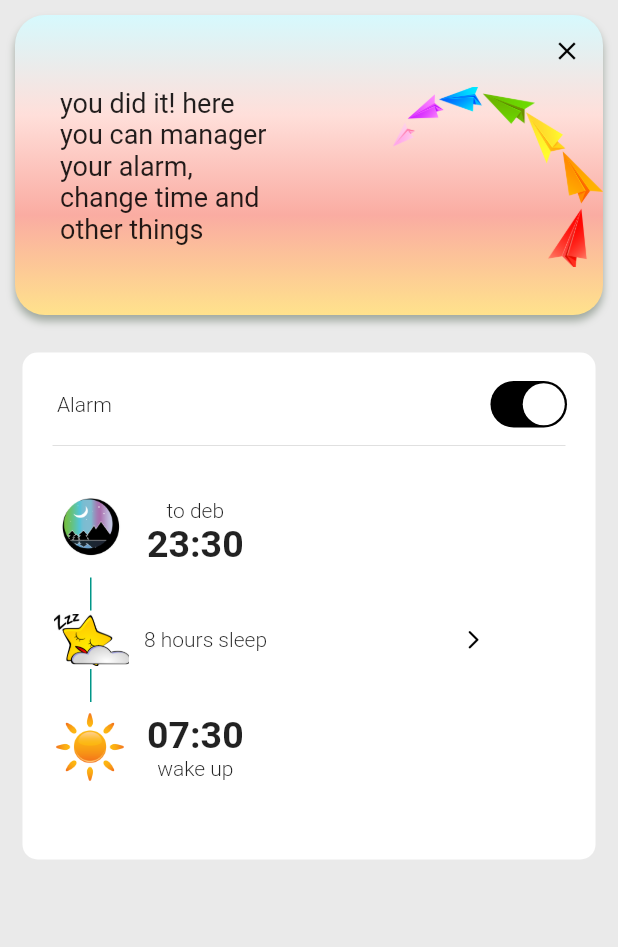
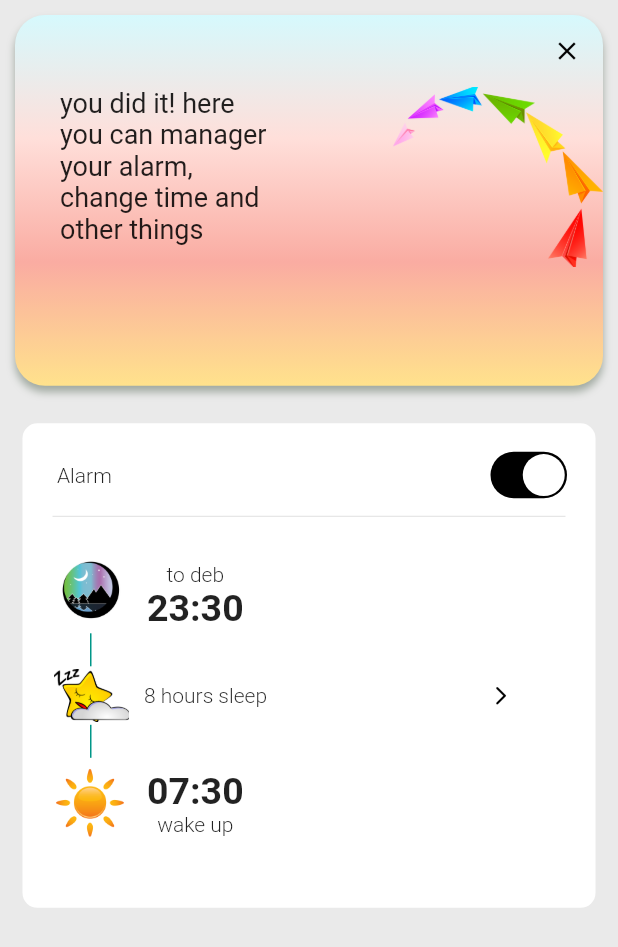
Before and after one commit to Angel1404/Design_basic_flutter, a Flutter app: the CardGradientePage screen opened by its route, on a phone screen of 412 x 824 dp. Shown: the top 947 px of the screen. Run offline on Flutter 3.47's test engine with Material 2 defaults, Android fonts, the phone set to English and light mode, and no system bars.

Commit message:
Adaptacion a pantalla horinzontal 100x100 al gusto

```diff
--- a/lib/src/pages/card_gradiente_page.dart
+++ b/lib/src/pages/card_gradiente_page.dart
@@ -1,15 +1,9 @@
 import 'package:flutter/cupertino.dart';
 import 'package:flutter/material.dart';
 
-class CardGradientePage extends StatefulWidget {
+class CardGradientePage extends StatelessWidget {
   static final routerName = 'cardGradientePage';
 
-  @override
-  _CardGradientePageState createState() => _CardGradientePageState();
-}
-
-class _CardGradientePageState extends State<CardGradientePage> {
-  bool _valor = true;
   @override
   Widget build(BuildContext context) {
     return Scaffold(
@@ -18,18 +12,53 @@ class _CardGradientePageState extends State<CardGradientePage> {
           top: true,
           child: SingleChildScrollView(
             child: Column(
-            children: [_cardLinerarGradiente(), _cardBody()],
+              children: [_CardGradiente(), _CardBody()],
             ),
-        )
+          )),
+    );
+  }
+}
+
+class _CardBody extends StatelessWidget {
+  @override
+  Widget build(BuildContext context) {
+    return Container(
+      margin: EdgeInsets.all(15.0),
+      padding: EdgeInsets.all(15.0),
+      decoration: BoxDecoration(
+          color: Colors.white, borderRadius: BorderRadius.circular(10)),
+      child: Column(
+        children: [
+          _HeaderSwitch(),
+          Divider(
+            indent: 5,
+            endIndent: 5,
+          ),
+          _Body()
+        ],
       ),
     );
   }
+}
 
-  Container _cardLinerarGradiente() {
+class _CardGradiente extends StatelessWidget {
+  @override
+  Widget build(BuildContext context) {
+    final size = MediaQuery.of(context).size;
+    return LayoutBuilder(builder: (context, boxContrins) {
+      if (boxContrins.maxWidth < 600) {
+        return _container(size, h: 0.30, w: double.infinity);
+      } else {
+        return _container(size, h: 0.60, w: size.width * 0.60);
+      }
+    });
+  }
+
+  Container _container(Size size, {double h, double w}) {
     return Container(
-      height: 200,
-      width: double.infinity,
-      margin: EdgeInsets.all(10.0),
+      height: size.height * h,
+      width: w,
+      margin: const EdgeInsets.all(10.0),
       decoration: BoxDecoration(
           borderRadius: BorderRadius.circular(20),
           boxShadow: [
@@ -73,7 +102,7 @@ class _CardGradientePageState extends State<CardGradientePage> {
               Container(
                 height: 120,
                 width: 140,
-                margin: EdgeInsets.only(left: 20),
+                margin: const EdgeInsets.only(left: 20),
                 decoration: BoxDecoration(
                     //color: Colors.amber,
                     image: DecorationImage(
@@ -89,45 +118,32 @@ class _CardGradientePageState extends State<CardGradientePage> {
       ),
     );
   }
-
-  Container _cardBody() {
-    return Container(
-      margin: EdgeInsets.all(15.0),
-      padding: EdgeInsets.all(15.0),
-      decoration: BoxDecoration(
-          color: Colors.white, borderRadius: BorderRadius.circular(10)),
-      child: Column(
-        children: [
-          _headerSwitch(),
-          Divider(
-            indent: 5,
-            endIndent: 5,
-          ),
-          _body()
-        ],
-      ),
-    );
 }
 
-  Column _body() {
+class _Body extends StatelessWidget {
+  @override
+  Widget build(BuildContext context) {
     return Column(
         mainAxisAlignment: MainAxisAlignment.start,
         crossAxisAlignment: CrossAxisAlignment.start,
         children: [
-          _toDeb(),
-          _linea(),
-          _horusSleep(),
-          _linea(),
-          _wakeUp(),
+          _ToDeb(),
+          _Linea(),
+          _HorusSleep(),
+          _Linea(),
+          _WakeUp(),
         ]);
   }
+}
 
-  Padding _wakeUp() {
+class _WakeUp extends StatelessWidget {
+  @override
+  Widget build(BuildContext context) {
     return Padding(
-          padding: const EdgeInsets.only(bottom: 30.0),
+      padding: const EdgeInsets.only(top: 5, bottom: 30.0),
       child: Row(
         children: [
-              _imagen('assets/sol.png'),
+          _Imagen(imagen: 'assets/sol.png', h: 50.0, w: 60.0),
           Padding(
             padding: const EdgeInsets.only(left: 8.0),
             child: Column(
@@ -153,36 +169,57 @@ class _CardGradientePageState extends State<CardGradientePage> {
       ),
     );
   }
+}
 
-  Padding _horusSleep() {
+class _HorusSleep extends StatelessWidget {
+  @override
+  Widget build(BuildContext context) {
+    final size = MediaQuery.of(context).size;
+    return LayoutBuilder(builder: (context, boxContrains) {
+      if (boxContrains.maxWidth < 600) {
+        return _padding(size, w: 0.36);
+      } else {
+        return _padding(size, w: 0.65);
+      }
+    });
+  }
+
+  Padding _padding(Size size, {double w}) {
     return Padding(
       padding: const EdgeInsets.only(left: 6.0, top: 2.0, bottom: 2.0),
       child: Row(
         children: [
-              _imagen('assets/sueño.png', h: 35.0, w: 50.0),
-              SizedBox(width: 10,),
+          _Imagen(imagen: 'assets/sueño.png', h: 35.0, w: 50.0),
+          SizedBox(
+            width: 10,
+          ),
           Text('8 hours sleep',
               style: TextStyle(
                 fontWeight: FontWeight.w300,
                 fontSize: 14,
               )),
-                  SizedBox(width: 130,),
+          SizedBox(
+            width: size.width * w,
+          ),
           Icon(
             Icons.arrow_forward_ios_rounded,
             color: Colors.black,
             size: 15,
-              )
+          ),
         ],
       ),
     );
   }
+}
 
-  Padding _toDeb() {
+class _ToDeb extends StatelessWidget {
+  @override
+  Widget build(BuildContext context) {
     return Padding(
       padding: const EdgeInsets.only(top: 20.0),
       child: Row(
         children: [
-              _imagen('assets/luna_media.png'),
+          _Imagen(imagen: 'assets/luna_media.png', h: 50.0, w: 60.0),
           Padding(
             padding: const EdgeInsets.only(left: 8.0),
             child: Column(
@@ -208,17 +245,29 @@ class _CardGradientePageState extends State<CardGradientePage> {
       ),
     );
   }
+}
 
-  Container _imagen(String imagen, {double h = 60, double w = 60}) {
+class _Imagen extends StatelessWidget {
+  final String imagen;
+  final double h;
+  final double w;
+
+  const _Imagen({Key key, this.imagen, this.h, this.w}) : super(key: key);
+  @override
+  Widget build(BuildContext context) {
     return Container(
-      height: h,
-      width: w,
+      height: this.h,
+      width: this.w,
       decoration: BoxDecoration(
-          image: DecorationImage(image: AssetImage(imagen), fit: BoxFit.cover)),
+          image: DecorationImage(
+              image: AssetImage(this.imagen), fit: BoxFit.cover)),
     );
   }
+}
 
-  Container _linea() {
+class _Linea extends StatelessWidget {
+  @override
+  Widget build(BuildContext context) {
     return Container(
       height: 22,
       width: 1,
@@ -226,8 +275,17 @@ class _CardGradientePageState extends State<CardGradientePage> {
       margin: EdgeInsets.only(left: 30),
     );
   }
+}
 
-  Row _headerSwitch() {
+class _HeaderSwitch extends StatefulWidget {
+  @override
+  __HeaderSwitchState createState() => __HeaderSwitchState();
+}
+
+class __HeaderSwitchState extends State<_HeaderSwitch> {
+  bool _valor = true;
+  @override
+  Widget build(BuildContext context) {
     return Row(
       mainAxisAlignment: MainAxisAlignment.spaceBetween,
       children: [
```
Also changed, not shown: lib/src/pages/hellow_page.dart (+109 -78 lines), lib/src/ruta_pages/home-ruta-page.dart (+71 -53 lines), 9 other files. Lines whose indentation alone changed are shown as unchanged.
